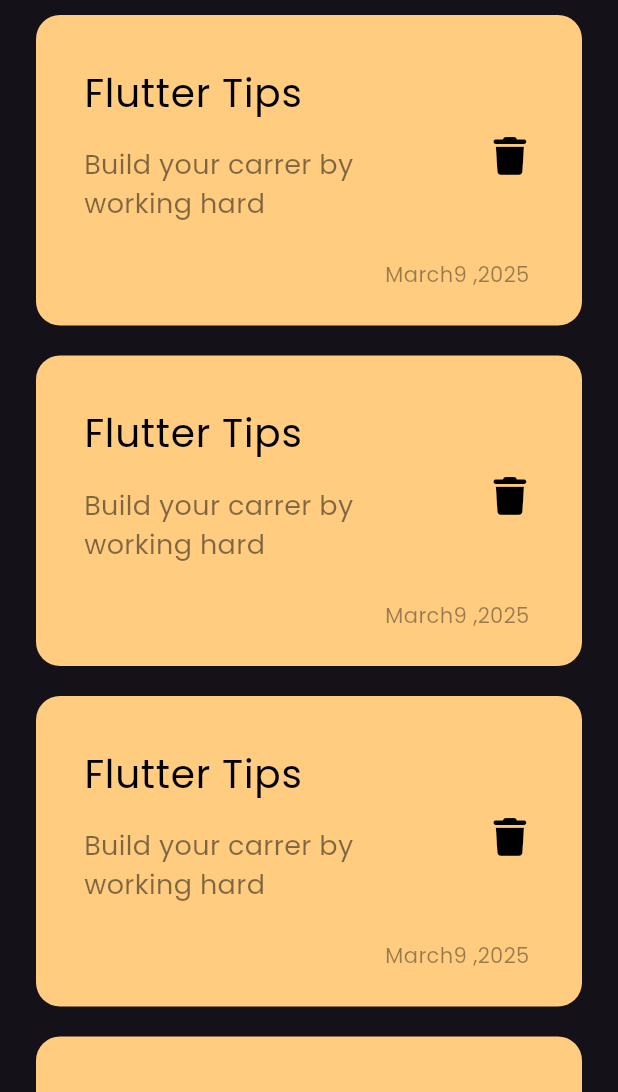
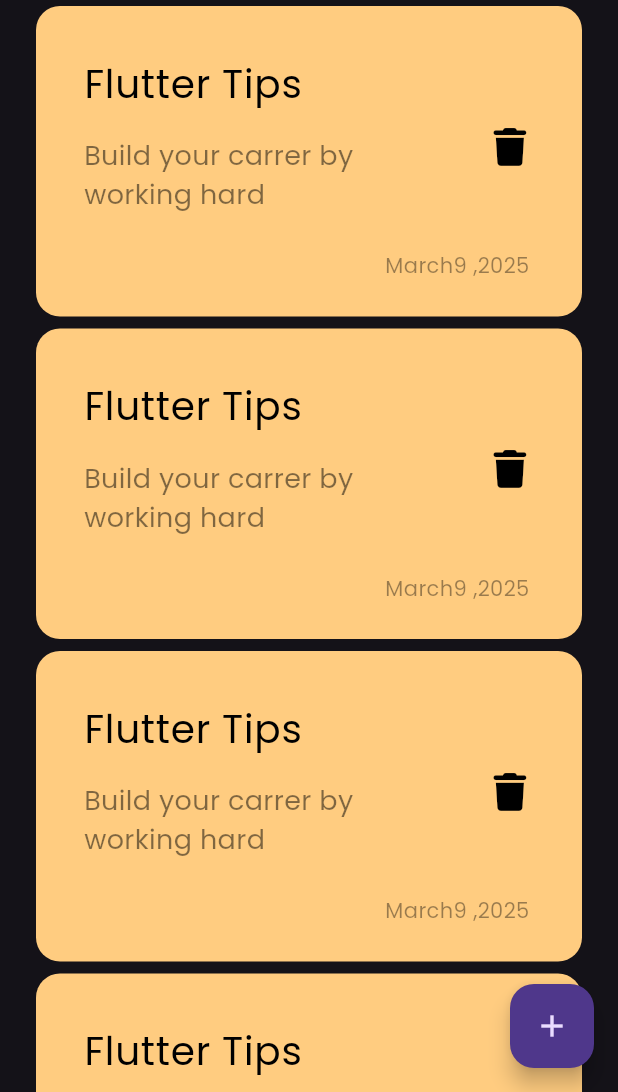
Before and after one commit to marinareda755/notes_app, a Flutter app: the screen it shows after launch, on a phone screen of 412 x 824 dp, the part 144-1236 px from its top. Run offline on Flutter 3.47's test engine with Material 3 defaults, Android fonts, the phone set to English and light mode, and no system bars; our stand-ins replace font_awesome_flutter.

Commit message:
add floating action button

```diff
--- a/lib/views/notes_view.dart
+++ b/lib/views/notes_view.dart
@@ -6,8 +6,12 @@ class NotesView extends StatelessWidget {
 
   @override
   Widget build(BuildContext context) {
-    return const Scaffold(
-      body: NotesViewBody(),
+    return Scaffold(
+      floatingActionButton: FloatingActionButton(
+        onPressed: () {},
+        child:const Icon(Icons.add),
+      ),
+      body: const NotesViewBody(),
     );
   }
 }
--- a/lib/widgets/notes_list_view.dart
+++ b/lib/widgets/notes_list_view.dart
@@ -4,12 +4,14 @@ import 'package:notes_app/widgets/custom_note_item.dart';
 class NotesListView extends StatelessWidget {
   const NotesListView({super.key});
 
+  // final data = const[];
+  // //colors
   @override
   Widget build(BuildContext context) {
     return ListView.builder(itemBuilder: (context, index) {
       return const Padding(
-        padding:  EdgeInsets.symmetric(vertical: 10),
-        child:  NoteItem(),
+        padding: EdgeInsets.symmetric(vertical: 4),
+        child: NoteItem(),
       );
     });
   }
```
